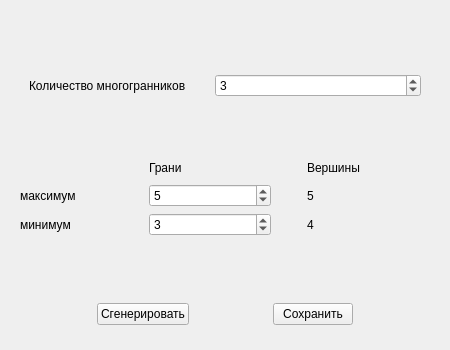
First picture: the form in ComputerGraphics/Lab5/InputWindow.ui, repository GaussGun3000/ComputerGraphics, before the edit.
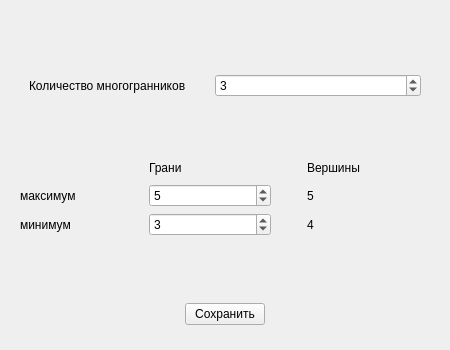
Second picture: the form after the edit.

Commit message: filling old values in input window

What changed in the file:
```diff
--- a/ComputerGraphics/Lab5/InputWindow.ui
+++ b/ComputerGraphics/Lab5/InputWindow.ui
@@ -192,26 +192,6 @@
         </property>
        </spacer>
       </item>
-      <item>
-       <widget class="QPushButton" name="pushButton">
-        <property name="text">
-         <string>Сгенерировать</string>
-        </property>
-       </widget>
-      </item>
-      <item>
-       <spacer name="horizontalSpacer">
-        <property name="orientation">
-         <enum>Qt::Horizontal</enum>
-        </property>
-        <property name="sizeHint" stdset="0">
-         <size>
-          <width>40</width>
-          <height>20</height>
-         </size>
-        </property>
-       </spacer>
-      </item>
       <item>
        <widget class="QPushButton" name="pushButton_2">
         <property name="text">
```
Left out of the diff: 16 changed lines with no effect on the pictures. The commit also changes 5 other files.
